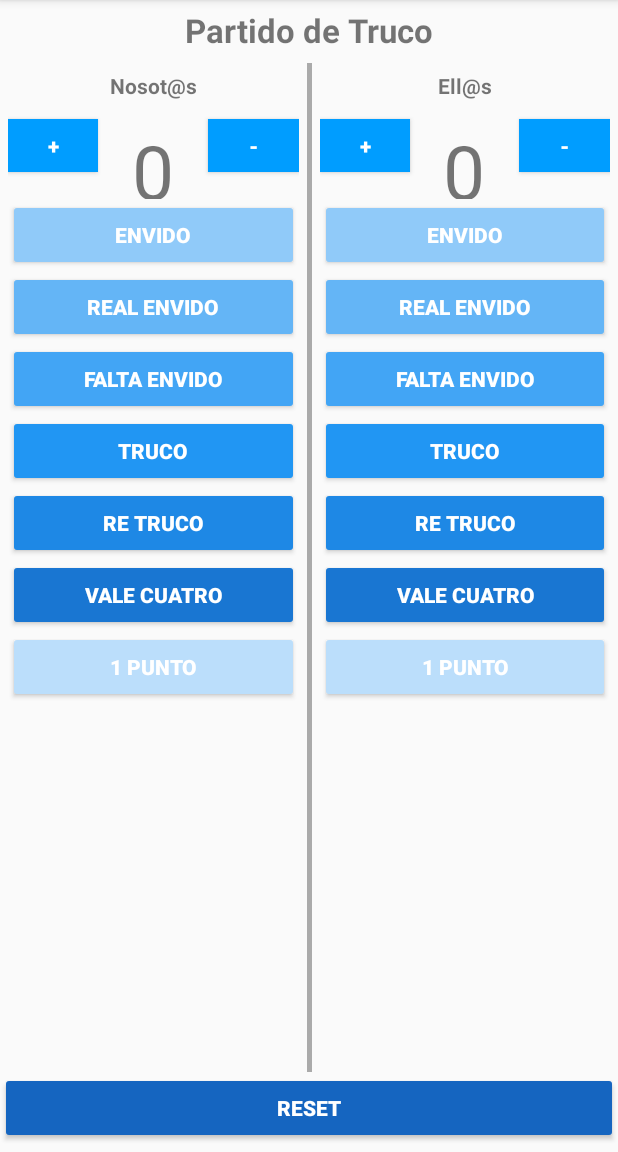
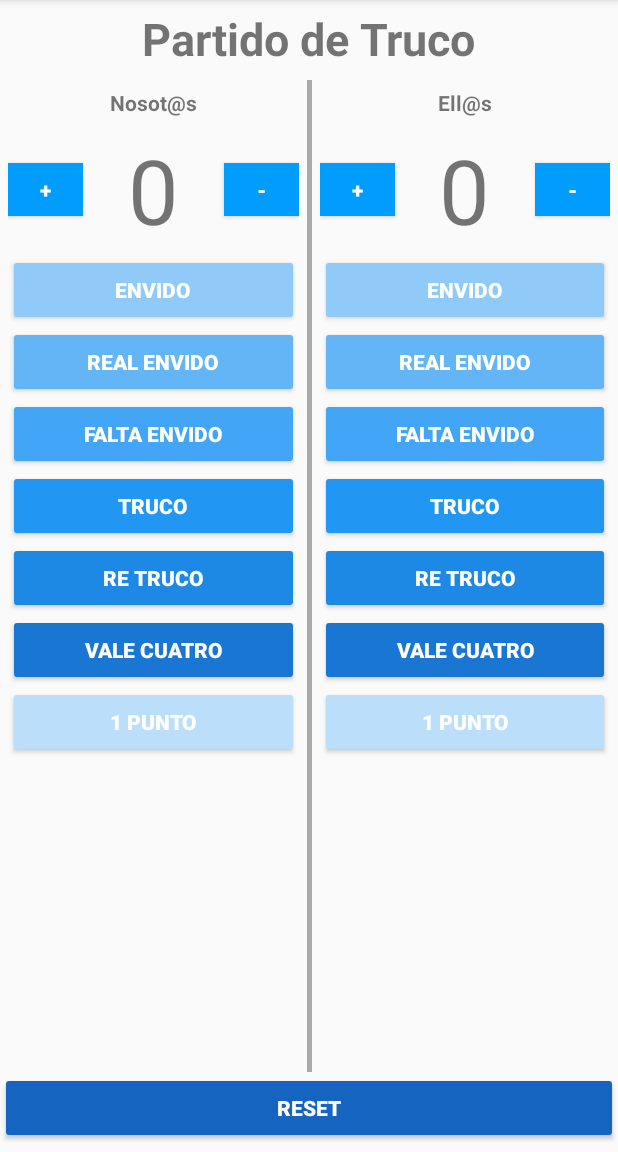
Before and after one commit to mtoranzo/partidotruco, an Android app: the screen it shows after launch (MainActivity), on a phone screen of 412 x 824 dp, the part 84-1236 px from its top. Run offline under Robolectric (Android 15) with nearby library versions, the phone set to English and light mode, and no system bars.

Commit message:
Version 1 funcionalidad completa

```diff
--- a/app/src/main/res/layout/activity_main.xml
+++ b/app/src/main/res/layout/activity_main.xml
@@ -10,7 +10,7 @@
         android:layout_height="wrap_content"
         android:layout_marginTop="5dp"
         android:text="@string/partido_de_truco"
-        android:textSize="22sp"
+        android:textSize="30sp"
         android:textStyle="bold" />
 
     <LinearLayout
@@ -38,43 +38,47 @@
                 android:textSize="14sp"
                 android:textStyle="bold" />
 
-            <LinearLayout
+            <RelativeLayout
                 android:layout_width="match_parent"
                 android:layout_height="wrap_content"
-                android:layout_marginTop="5dp"
-                android:gravity="center_vertical"
-                android:orientation="horizontal">
+
+                android:layout_marginTop="5dp">
 
                 <Button
                     android:id="@+id/bt_nos_plus"
                     style="@style/ButtonFont"
-                    android:layout_width="15dp"
+                    android:layout_width="50dp"
                     android:layout_height="35dp"
+                    android:layout_alignParentLeft="true"
+                    android:layout_alignParentStart="true"
+                    android:layout_centerVertical="true"
                     android:layout_marginBottom="5dp"
-                    android:layout_weight="1"
                     android:background="@color/colorBoton"
                     android:text="@string/plus" />
 
                 <TextView
                     android:id="@+id/tv_nos_score"
                     android:layout_width="wrap_content"
-                    android:layout_height="55dp"
+                    android:layout_height="wrap_content"
+                    android:layout_centerHorizontal="true"
+                    android:layout_centerVertical="true"
                     android:layout_marginTop="5dp"
-                    android:layout_weight="1"
                     android:text="0"
                     android:textAlignment="center"
-                    android:textSize="50sp" />
+                    android:textSize="60sp" />
 
                 <Button
                     android:id="@+id/bt_nos_minus"
                     style="@style/ButtonFont"
-                    android:layout_width="15dp"
+                    android:layout_width="50dp"
                     android:layout_height="35dp"
+                    android:layout_alignParentEnd="true"
+                    android:layout_alignParentRight="true"
+                    android:layout_centerVertical="true"
                     android:layout_marginBottom="5dp"
-                    android:layout_weight="1"
                     android:background="@color/colorBoton"
                     android:text="-" />
-            </LinearLayout>
+            </RelativeLayout>
 
             <Button
                 android:id="@+id/bt_nos_envido"
@@ -156,43 +160,47 @@
                 android:textSize="14sp"
                 android:textStyle="bold" />
 
-            <LinearLayout
+            <RelativeLayout
                 android:layout_width="match_parent"
                 android:layout_height="wrap_content"
-                android:layout_marginTop="5dp"
-                android:gravity="center_vertical"
-                android:orientation="horizontal">
+
+                android:layout_marginTop="5dp">
 
                 <Button
                     android:id="@+id/bt_ell_plus"
                     style="@style/ButtonFont"
-                    android:layout_width="15dp"
+                    android:layout_width="50dp"
                     android:layout_height="35dp"
+                    android:layout_alignParentLeft="true"
+                    android:layout_alignParentStart="true"
+                    android:layout_centerVertical="true"
                     android:layout_marginBottom="5dp"
-                    android:layout_weight="1"
                     android:background="@color/colorBoton"
                     android:text="@string/plus" />
 
                 <TextView
                     android:id="@+id/tv_ell_score"
                     android:layout_width="wrap_content"
-                    android:layout_height="55dp"
+                    android:layout_height="wrap_content"
+                    android:layout_centerHorizontal="true"
+                    android:layout_centerVertical="true"
                     android:layout_marginTop="5dp"
-                    android:layout_weight="1"
                     android:text="0"
                     android:textAlignment="center"
-                    android:textSize="50sp" />
+                    android:textSize="60sp" />
 
                 <Button
                     android:id="@+id/bt_ell_minus"
                     style="@style/ButtonFont"
-                    android:layout_width="15dp"
+                    android:layout_width="50dp"
                     android:layout_height="35dp"
+                    android:layout_alignParentEnd="true"
+                    android:layout_alignParentRight="true"
+                    android:layout_centerVertical="true"
                     android:layout_marginBottom="5dp"
-                    android:layout_weight="1"
                     android:background="@color/colorBoton"
                     android:text="-" />
-            </LinearLayout>
+            </RelativeLayout>
 
             <Button
                 android:id="@+id/bt_ell_envido"
```
